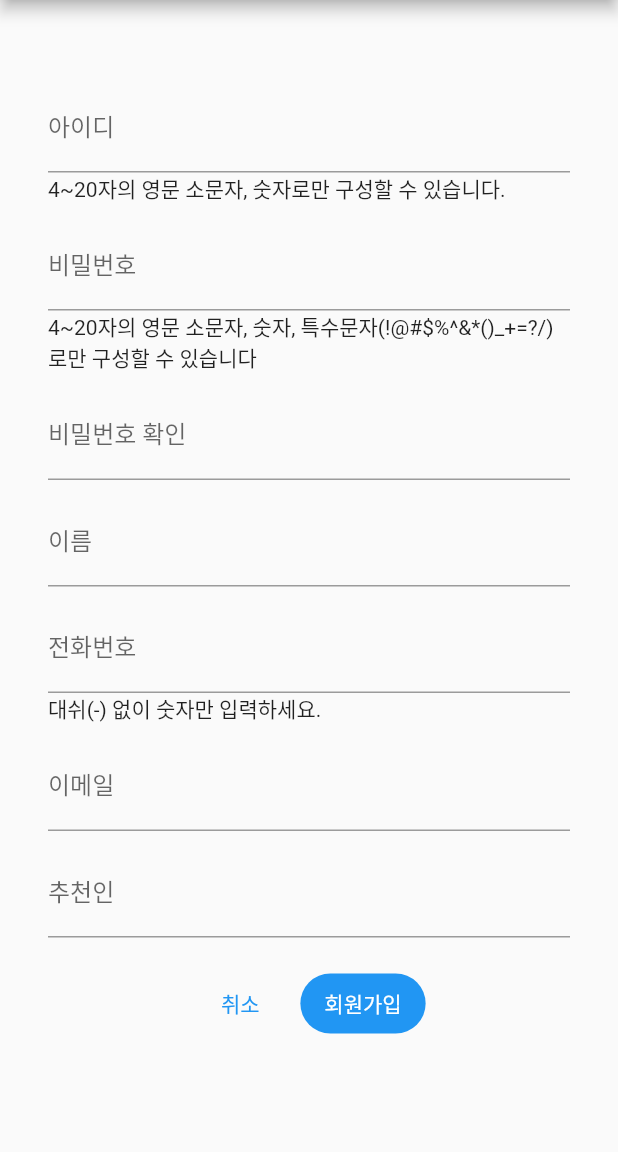
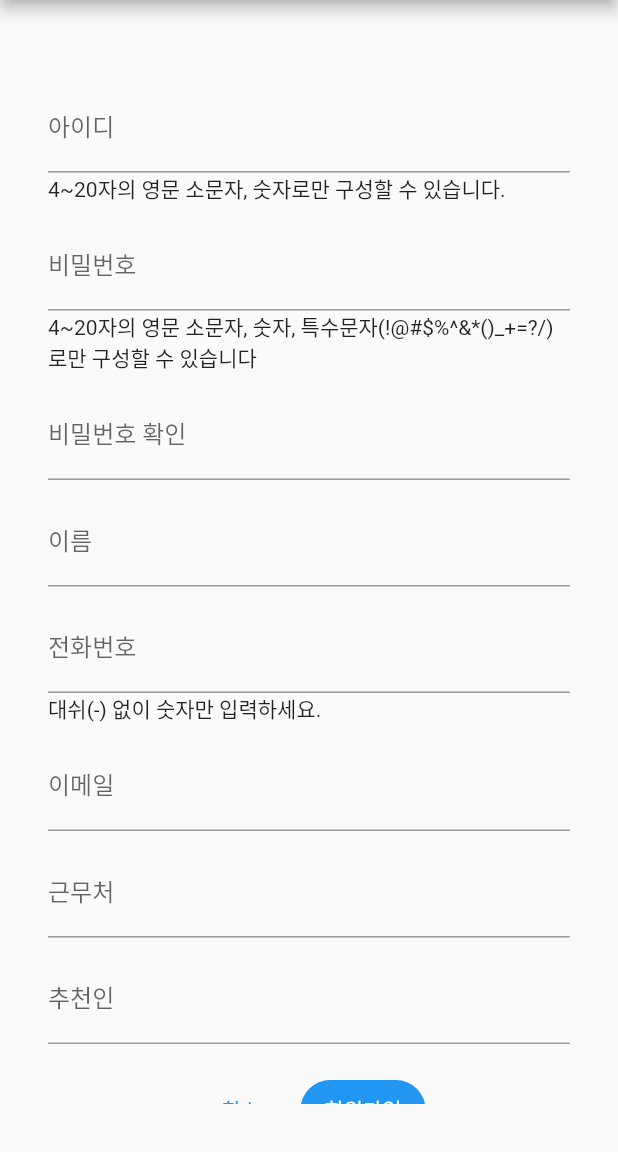
Before and after one commit to jhg6636/angelnet_front, a Flutter app: the SignUpScreen screen opened directly, on a phone screen of 412 x 824 dp, the part 84-1236 px from its top. Run offline on Flutter 3.47's test engine with Material 2 defaults, Android fonts, the phone set to English and light mode, and no system bars; our stand-ins replace device_info_plus, file_picker, flutter_secure_storage, fluttertoast, get, signature and 1 more; missing offline and left inert: quill_html_editor; accounts and stored records are empty.

Commit message:
회원 정보 수정 화면 '비밀번호 변경' 버튼 추가

```diff
--- a/lib/widgets/admin/make_user_form.dart
+++ b/lib/widgets/admin/make_user_form.dart
@@ -98,12 +98,13 @@ class MakeUserFormState extends State<MakeUserForm> {
               inputFormatters: [
                 FilteringTextInputFormatter.allow(RegExp("[a-zA-Z0-9!@#\$%^&*()_+=?/]"))
               ],
+              enabled: !widget.isEditing,
             ),
-            const Text(
+            if (!widget.isEditing) const Text(
               "4~20자의 영문 소문자, 숫자, 특수문자(!@#\$%^&*()_+=?/)로만 구성할 수 있습니다",
               textAlign: TextAlign.left,
             ),
-            const SizedBox(height: 12.0),
+            if (!widget.isEditing) const SizedBox(height: 12.0),
             TextField(
               controller: _passwordCheckController,
               decoration: const InputDecoration(
@@ -115,6 +116,14 @@ class MakeUserFormState extends State<MakeUserForm> {
               inputFormatters: [
                 FilteringTextInputFormatter.allow(RegExp("[a-zA-Z0-9!@#\$%^&*()_+=?/]"))
               ],
+              enabled: !widget.isEditing,
+            ),
+            if (widget.isEditing) const SizedBox(height: 12.0),
+            if (widget.isEditing) ElevatedButton(
+                onPressed: () {
+
+                },
+                child: const Text("비밀번호 변경")
             ),
             const SizedBox(height: 12.0),
             TextField(
@@ -148,6 +157,13 @@ class MakeUserFormState extends State<MakeUserForm> {
               inputFormatters: [
                 FilteringTextInputFormatter.allow(RegExp("[a-z0-9@.-_=+!@#\$%^&*()/,?]"))
               ],
+            ),
+            const SizedBox(
+              height: 12.0,
+            ),
+            TextField(
+              controller: _workspaceController,
+              decoration: const InputDecoration(labelText: '근무처'),
             ),
             const SizedBox(
               height: 12.0,
```
